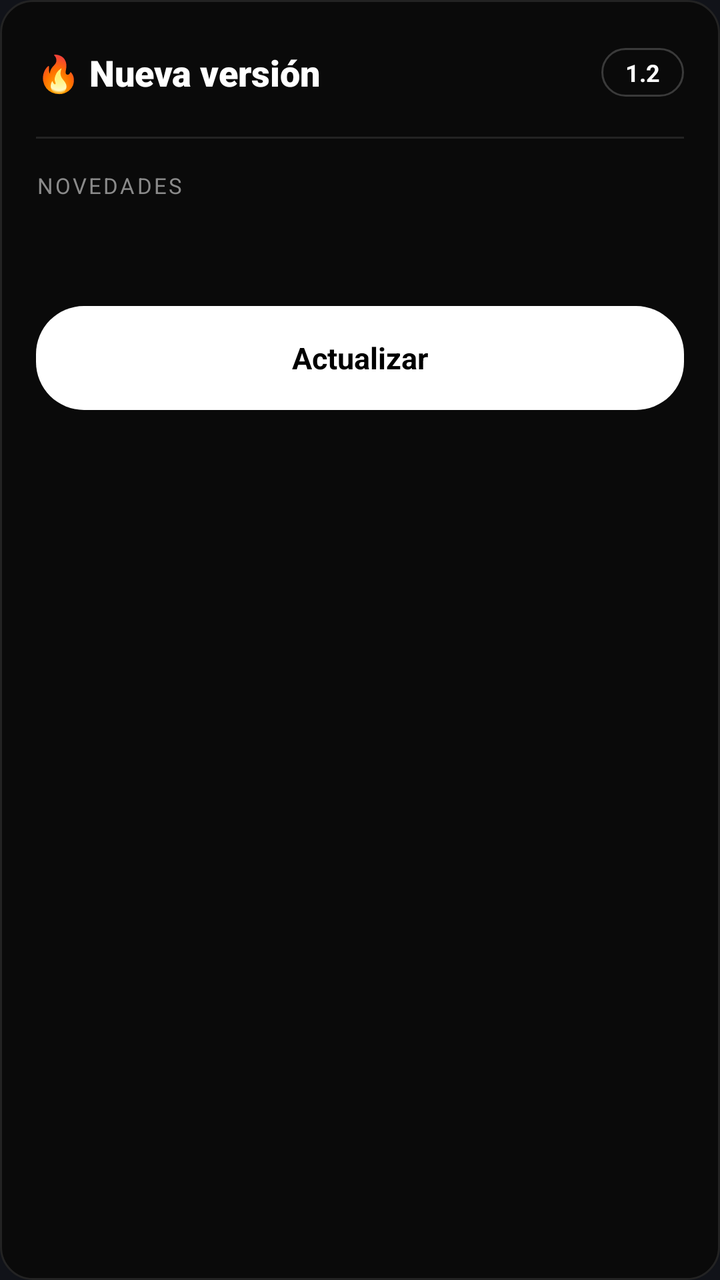
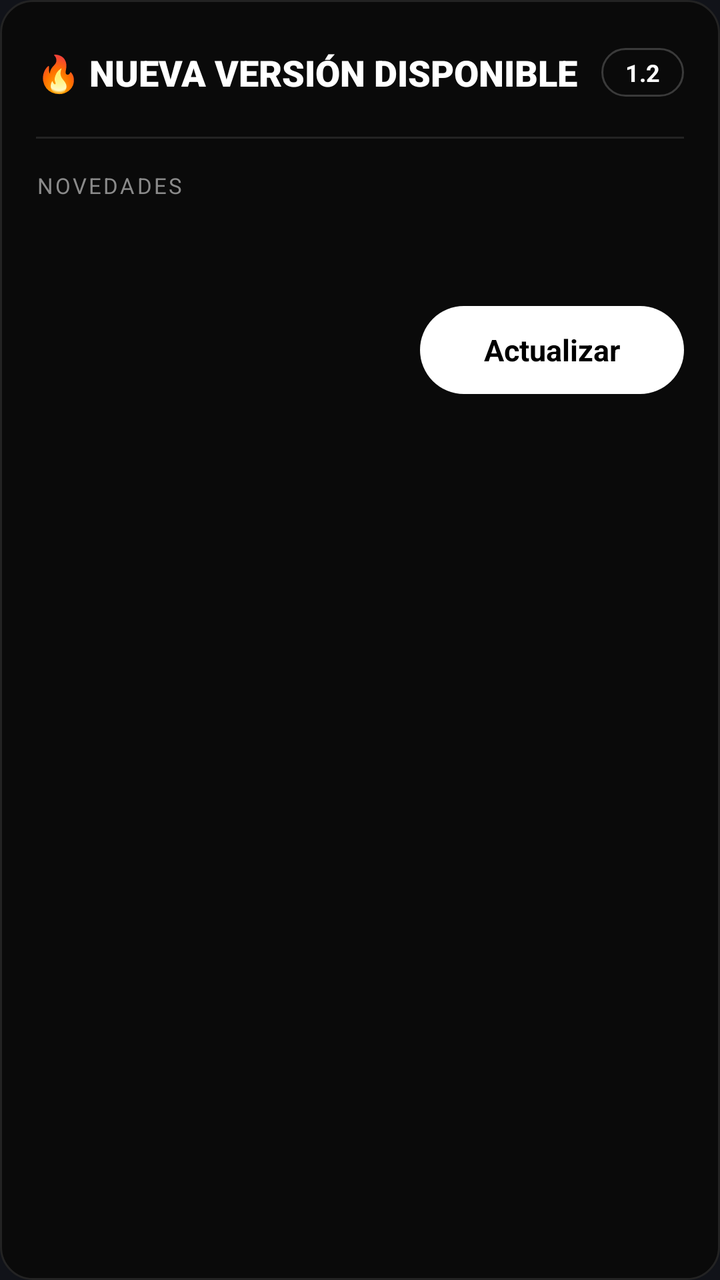

The first picture is an Android layout as it rendered before a commit; the second is the same layout after the commit. The layout source and the unified diff follow.
<!-- AndroidManifest.xml: application theme Theme.Sleppify -->
<!-- res/layout/dialog_update_available.xml -->
<?xml version="1.0" encoding="utf-8"?>
<LinearLayout xmlns:android="http://schemas.android.com/apk/res/android"
    android:layout_width="match_parent"
    android:layout_height="wrap_content"
    android:background="@drawable/bg_update_card"
    android:orientation="vertical"
    android:paddingHorizontal="18dp"
    android:paddingVertical="24dp">

    
    <LinearLayout
        android:layout_width="match_parent"
        android:layout_height="wrap_content"
        android:gravity="center_vertical"
        android:orientation="horizontal">

        <TextView
            android:id="@+id/tvUpdateDialogTitle"
            android:layout_width="0dp"
            android:layout_height="wrap_content"
            android:layout_weight="1"
            android:fontFamily="sans-serif-black"
            android:text="🔥 Nueva versión"
            android:textColor="#FFFFFFFF"
            android:textSize="18sp"
            android:textStyle="bold" />

        <TextView
            android:id="@+id/tvUpdateDialogPill"
            android:layout_width="wrap_content"
            android:layout_height="wrap_content"
            android:layout_marginStart="10dp"
            android:background="@drawable/bg_version_pill"
            android:paddingHorizontal="12dp"
            android:paddingVertical="4dp"
            android:text="1.2"
            android:textColor="#FFFFFFFF"
            android:textSize="12sp"
            android:textStyle="bold" />
    </LinearLayout>

    <View
        android:layout_width="match_parent"
        android:layout_height="1dp"
        android:layout_marginTop="20dp"
        android:layout_marginBottom="16dp"
        android:background="#FF232323" />

    <TextView
        android:layout_width="wrap_content"
        android:layout_height="wrap_content"
        android:letterSpacing="0.1"
        android:text="NOVEDADES"
        android:textColor="#FF8A8A8A"
        android:textSize="11sp" />

    <TextView
        android:id="@+id/tvUpdateDialogNotes"
        android:layout_width="match_parent"
        android:layout_height="wrap_content"
        android:layout_marginTop="10dp"
        android:lineSpacingExtra="7dp"
        android:textColor="#FFEDEDED"
        android:textSize="14sp" />

    
    <TextView
        android:id="@+id/btnUpdateDialogGo"
        android:layout_width="match_parent"
        android:layout_height="52dp"
        android:layout_marginTop="24dp"
        android:background="@drawable/bg_update_button"
        android:clickable="true"
        android:focusable="true"
        android:foreground="?attr/selectableItemBackground"
        android:gravity="center"
        android:text="Actualizar"
        android:textColor="#FF000000"
        android:textSize="15sp"
        android:textStyle="bold" />

</LinearLayout>
<!-- resources referenced by this layout -->
<resources>
  <!-- drawable bg_update_button (drawable) -->
  <?xml version="1.0" encoding="utf-8"?>
  <shape xmlns:android="http://schemas.android.com/apk/res/android"
      android:shape="rectangle">
      <solid android:color="#FFFFFFFF" />
      <corners android:radius="24dp" />
  </shape>
  <!-- drawable bg_update_card (drawable) -->
  <?xml version="1.0" encoding="utf-8"?>
  <shape xmlns:android="http://schemas.android.com/apk/res/android"
      android:shape="rectangle">
      <solid android:color="#FF0A0A0A" />
      <corners android:radius="16dp" />
      <stroke
          android:width="1dp"
          android:color="#FF232323" />
  </shape>
  <!-- drawable bg_version_pill (drawable) -->
  <?xml version="1.0" encoding="utf-8"?>
  <shape xmlns:android="http://schemas.android.com/apk/res/android"
      android:shape="rectangle">
      <solid android:color="#00000000" />
      <corners android:radius="999dp" />
      <stroke
          android:width="1dp"
          android:color="#FF3A3A3A" />
  </shape>
  <style name="Theme.Sleppify" parent="Base.Theme.Sleppify" />
  <style name="Base.Theme.Sleppify" parent="Theme.Material3.Dark.NoActionBar">
          
          <item name="colorPrimary">@color/stitch_blue</item>
          <item name="colorSecondary">@color/stitch_blue_light</item>
          <item name="android:windowBackground">@color/surface_dark</item>
          <item name="android:navigationBarColor">@color/surface_dark</item>
          <item name="android:statusBarColor">@color/surface_dark</item>
          <item name="android:textColorPrimary">@color/text_primary</item>
          <item name="android:textColorSecondary">@color/text_secondary</item>
      </style>
  <color name="stitch_blue">#AEC7FD</color>
  <color name="stitch_blue_light">#AEC7FD</color>
  <color name="surface_dark">#111319</color>
  <color name="text_primary">#e2e2eb</color>
  <color name="text_secondary">#c3c6d5</color>
</resources>

<!-- the commit's change to res/layout/dialog_update_available.xml (unified diff, before → after) -->
@@ -20,7 +20,7 @@
             android:layout_height="wrap_content"
             android:layout_weight="1"
             android:fontFamily="sans-serif-black"
-            android:text="🔥 Nueva versión"
+            android:text="🔥 NUEVA VERSIÓN DISPONIBLE"
             android:textColor="#FFFFFFFF"
             android:textSize="18sp"
             android:textStyle="bold" />
@@ -64,19 +64,61 @@
         android:textSize="14sp" />
 
     
-    <TextView
-        android:id="@+id/btnUpdateDialogGo"
+    <FrameLayout
         android:layout_width="match_parent"
-        android:layout_height="52dp"
-        android:layout_marginTop="24dp"
-        android:background="@drawable/bg_update_button"
-        android:clickable="true"
-        android:focusable="true"
-        android:foreground="?attr/selectableItemBackground"
-        android:gravity="center"
-        android:text="Actualizar"
-        android:textColor="#FF000000"
-        android:textSize="15sp"
-        android:textStyle="bold" />
+        android:layout_height="wrap_content"
+        android:layout_marginTop="24dp">
+
+        <TextView
+            android:id="@+id/btnUpdateDialogGo"
+            android:layout_width="wrap_content"
+            android:layout_height="44dp"
+            android:layout_gravity="end"
+            android:background="@drawable/bg_update_button"
+            android:clickable="true"
+            android:focusable="true"
+            android:foreground="?attr/selectableItemBackground"
+            android:gravity="center"
+            android:minWidth="132dp"
+            android:paddingHorizontal="26dp"
+            android:text="Actualizar"
+            android:textColor="#FF000000"
+            android:textSize="15sp"
+            android:textStyle="bold" />
+
+        
+        <LinearLayout
+            android:id="@+id/llUpdateDialogProgress"
+            android:layout_width="match_parent"
+            android:layout_height="wrap_content"
+            android:layout_gravity="center_vertical"
+            android:gravity="center_vertical"
+            android:orientation="horizontal"
+            android:visibility="gone">
+
+            <ProgressBar
+                android:id="@+id/pbUpdateDialog"
+                style="?android:attr/progressBarStyleHorizontal"
+                android:layout_width="0dp"
+                android:layout_height="8dp"
+                android:layout_weight="1"
+                android:max="100"
+                android:progress="0"
+                android:progressBackgroundTint="#33FFFFFF"
+                android:progressTint="#FFFFFFFF" />
+
+            <TextView
+                android:id="@+id/tvUpdateDialogPercent"
+                android:layout_width="wrap_content"
+                android:layout_height="wrap_content"
+                android:layout_marginStart="14dp"
+                android:gravity="end"
+                android:minWidth="46dp"
+                android:text="0%"
+                android:textColor="#FFFFFFFF"
+                android:textSize="13sp"
+                android:textStyle="bold" />
+        </LinearLayout>
+    </FrameLayout>
 
 </LinearLayout>
